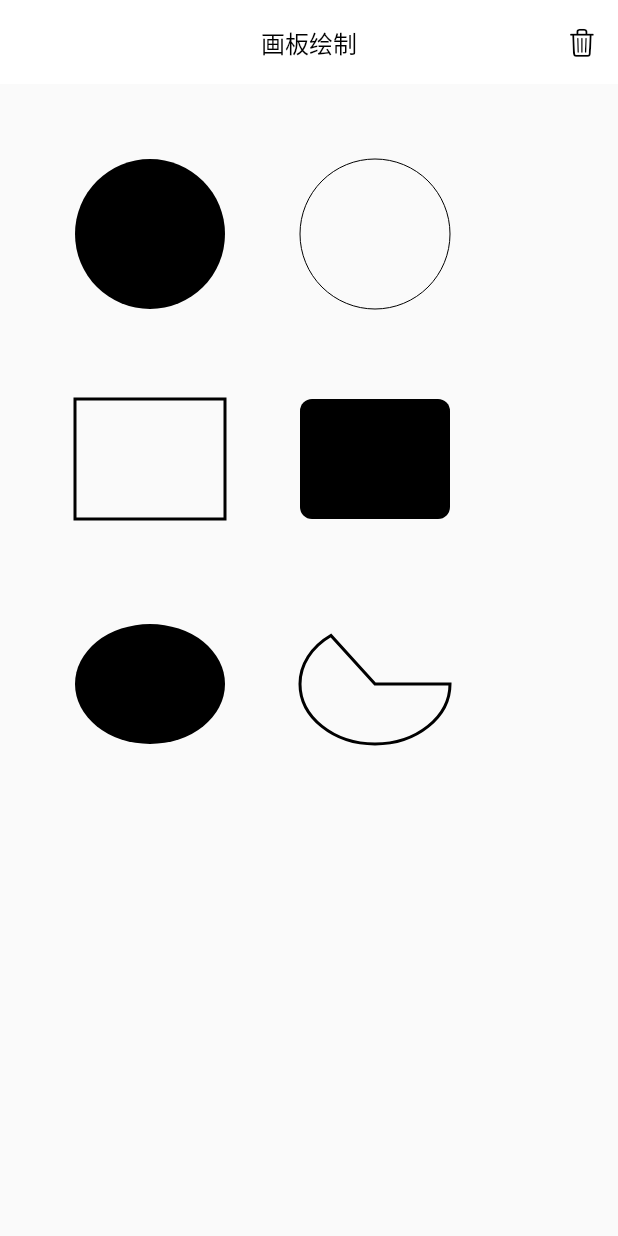
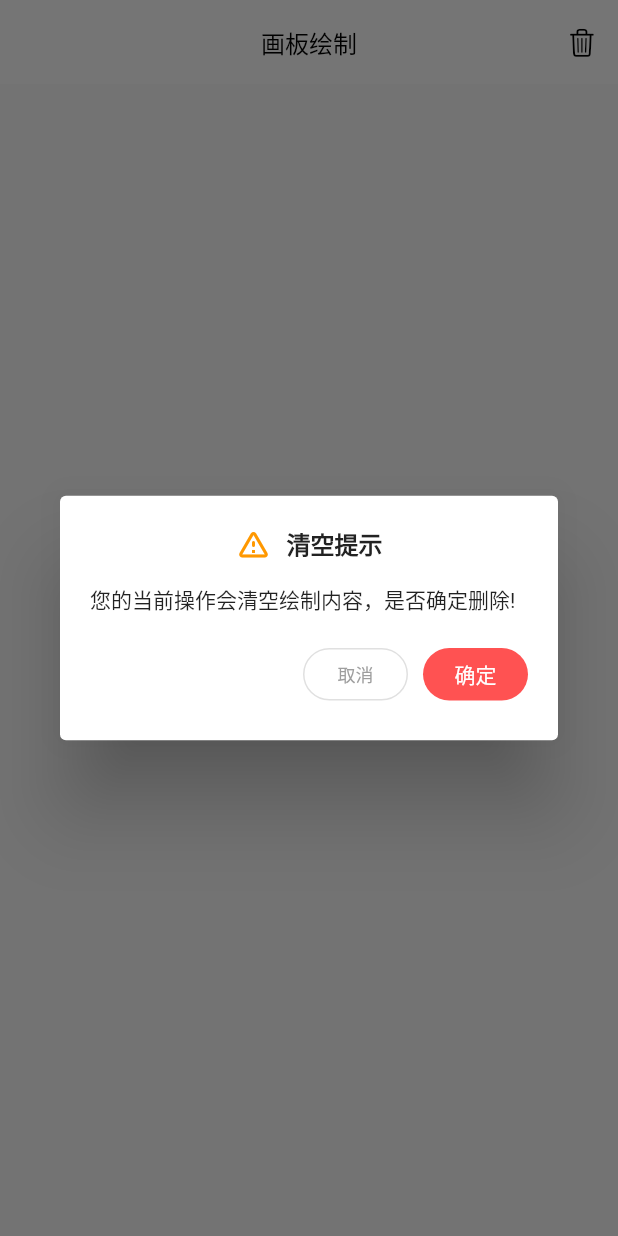
Before and after one commit to toly1994328/flutter_first_station, a Flutter app: the screen it shows after launch, after a tap on an icon or button, on a phone screen of 412 x 824 dp. Run offline on Flutter 3.47's test engine with Material 2 defaults, Android fonts, the phone set to English and light mode, and no system bars; missing offline and left inert: flame_audio.

Commit message:
简单绘制

```diff
--- /dev/null
+++ b/lib/paper/conform_dialog.dart
@@ -0,0 +1,102 @@
+import 'dart:io';
+
+import 'package:flutter/foundation.dart';
+import 'package:flutter/material.dart';
+
+/// create by 张风捷特烈 on 2020-04-23
+/// contact me by email 1981462002@qq.com
+/// 说明:
+
+class ConformDialog extends StatelessWidget {
+  final String title;
+  final String msg;
+  final String conformText;
+  final VoidCallback onConform;
+
+  ConformDialog({
+    Key? key,
+    required this.title,
+    required this.msg,
+    required this.onConform,
+    this.conformText = '删除',
+  }) : super(key: key);
+
+  final ButtonStyle conformStyle = ElevatedButton.styleFrom(
+    backgroundColor: Colors.redAccent,
+    foregroundColor: Colors.white,
+    elevation: 0,
+    minimumSize: const Size(70, 35),
+    padding: EdgeInsets.zero,
+    shape: const StadiumBorder(),
+  );
+
+  final ButtonStyle cancelStyle = OutlinedButton.styleFrom(
+    minimumSize: const Size(70, 35),
+    elevation: 0,
+    padding: EdgeInsets.zero,
+    shape: const StadiumBorder(),
+  );
+
+  @override
+  Widget build(BuildContext context) {
+    return Dialog(
+      child: Padding(
+        padding: const EdgeInsets.all(20.0),
+        child: Column(
+          crossAxisAlignment: CrossAxisAlignment.start,
+          mainAxisSize: MainAxisSize.min,
+          children: <Widget>[
+            _buildTitle(),
+            _buildMessage(),
+            _buildButtons(context),
+          ],
+        ),
+      ),
+    );
+  }
+
+  Widget _buildTitle()=>Row(
+    mainAxisAlignment: MainAxisAlignment.center,
+    children: [
+      const Icon(Icons.warning_amber_rounded, color: Colors.orange),
+      const SizedBox(
+        width: 10,
+      ),
+      Text(
+        title,
+        style: const TextStyle(
+            fontSize: 16, fontWeight: FontWeight.bold),
+      ),
+    ],
+  );
+
+  Widget _buildMessage()=>Padding(
+    padding: const EdgeInsets.only(
+      top: 15,
+      bottom: 15,
+    ),
+    child: Text(
+      msg,
+      style: const TextStyle(fontSize: 14),
+    ),
+  );
+
+  Widget _buildButtons(BuildContext context) => Row(
+        children: [
+          const Spacer(),
+          OutlinedButton(
+              onPressed: Navigator.of(context).pop,
+              style: cancelStyle,
+              child: const Text(
+                '取消',
+                style: TextStyle(fontSize: 12, color: Colors.grey),
+              )),
+          const SizedBox(width: 10),
+          ElevatedButton(
+            onPressed: onConform,
+            style: conformStyle,
+            child: Text(conformText),
+          ),
+        ],
+      );
+}
--- /dev/null
+++ b/lib/paper/model.dart
@@ -0,0 +1,14 @@
+import 'package:flutter/material.dart';
+
+class Line {
+  List<Offset> points;
+  Color color;
+  double strokeWidth;
+
+  Line({
+    required this.points,
+    this.color = Colors.black,
+    this.strokeWidth = 1,
+  });
+
+}
--- a/lib/paper/paper.dart
+++ b/lib/paper/paper.dart
@@ -2,7 +2,9 @@ import 'dart:math';
 import 'dart:ui';
 
 import 'package:flutter/material.dart';
+import 'package:flutter_first_station/paper/conform_dialog.dart';
 
+import 'model.dart';
 import 'paper_app_bar.dart';
 
 class Paper extends StatefulWidget {
@@ -13,76 +15,99 @@ class Paper extends StatefulWidget {
 }
 
 class _PaperState extends State<Paper> {
+  List<Line> _lines = []; // 线列表
+
+  int _activeColorIndex = 0; // 颜色激活索引
+  int _activeStorkWidthIndex = 0; // 线宽激活索引
+
+  // 支持的颜色
+  final List<Color> supportColors = [
+    Colors.black, Colors.red, Colors.orange,
+    Colors.yellow, Colors.green, Colors.blue,
+    Colors.indigo, Colors.purple,
+  ];
+
+  // 支持的线粗
+  final List<double> supportStorkWidths = [1,2, 4, 6, 8, 10];
+
+
   @override
   Widget build(BuildContext context) {
     return Scaffold(
       appBar: PaperAppBar(
-        onClear: _clear,
+        onClear: _showClearDialog,
       ),
-      body: CustomPaint(
-        painter: PaperPainter(),
-        child: ConstrainedBox(constraints: const BoxConstraints.expand()),
+      body: GestureDetector(
+        onPanStart: _onPanStart,
+        onPanUpdate: _onPanUpdate,
+        child: CustomPaint(
+          painter: PaperPainter(
+            lines: _lines
+          ),
+          child: ConstrainedBox(constraints: const BoxConstraints.expand()),
+        ),
       ),
     );
   }
 
-  void _clear() {}
+  void _showClearDialog() {
+    String msg = "您的当前操作会清空绘制内容，是否确定删除!";
+    showDialog(
+        context: context,
+        builder: (ctx) => ConformDialog(
+          title: '清空提示',
+          conformText: '确定',
+          msg: msg,
+          onConform: _clear,
+        ));
+  }
+
+  void _clear(){
+    _lines.clear();
+    Navigator.of(context).pop();
+    setState(() {
+
+    });
+  }
+
+  void _onPanStart(DragStartDetails details) {
+    _lines.add(Line(points: [details.localPosition],));
+  }
+
+  void _onPanUpdate(DragUpdateDetails details) {
+    _lines.last.points.add(details.localPosition);
+    setState(() {
+
+    });
+  }
 }
 
 class PaperPainter extends CustomPainter {
+  PaperPainter({
+    required this.lines,
+  }) {
+    _paint = Paint()
+      ..style = PaintingStyle.stroke
+      ..strokeCap = StrokeCap.round;
+  }
+
+  late Paint _paint;
+  final List<Line> lines;
+
   @override
   void paint(Canvas canvas, Size size) {
-    // List<Offset> points = const [
-    //   Offset(100,100),
-    //   Offset(100,150),
-    //   Offset(150,150),
-    //   Offset(200,100),
-    // ];
-    //
-    // paint.strokeWidth = 10;
-    //
-    // paint.strokeCap = StrokeCap.round;
-    //
-    //
-    // canvas.drawPoints(PointMode.polygon, points , paint);
-    // canvas.translate(0, 150);
-    Paint paint = Paint();
+    for (int i = 0; i < lines.length; i++) {
+      drawLine(canvas, lines[i]);
+    }
+  }
 
-    canvas.drawCircle(Offset(100, 100), 50, paint);
-    paint.style = PaintingStyle.stroke;
-    canvas.drawCircle(Offset(250, 100), 50, paint);
-    canvas.translate(0, 150);
-
-    paint.strokeWidth = 2;
-    Rect rect = Rect.fromCenter(center: Offset(100, 100), width: 100, height: 80);
-    canvas.drawRect(rect, paint);
-    paint.style = PaintingStyle.fill;
-    RRect rrect = RRect.fromRectXY(rect.translate(150, 0), 8, 8);
-    canvas.drawRRect(rrect, paint);
-
-    canvas.translate(0, 150);
-    paint.strokeWidth = 2;
-    Rect overRect = Rect.fromCenter(center: Offset(100, 100), width: 100, height: 80);
-    canvas.drawOval(overRect, paint);
-    paint.style = PaintingStyle.stroke;
-    canvas.drawArc(overRect.translate(150, 0), 0, pi*1.3,true,paint);
-    // RRect rrect = RRect.fromRectXY(rect.translate(150, 0), 8, 8);
-    // canvas.drawRRect(rrect, paint);
-
-
-    // paint.style = PaintingStyle.stroke;
-    // canvas.drawCircle(Offset(250, 100), 50, paint);
-
-    // paint.color = Colors.red;
-    // paint.style = PaintingStyle.stroke;
-    // paint.strokeJoin = StrokeJoin.round;
-    // canvas.drawPoints(PointMode.polygon, points , paint);
-    // canvas.translate(0, 150);
-    //
-    // paint.color = Colors.blue;
-    // canvas.drawPoints(PointMode.polygon, points , paint);
+  ///根据点位绘制线
+  void drawLine(Canvas canvas, Line line) {
+    _paint.color = line.color;
+    _paint.strokeWidth = line.strokeWidth;
+    canvas.drawPoints(PointMode.polygon, line.points, _paint);
   }
 
   @override
-  bool shouldRepaint(covariant CustomPainter oldDelegate) => true;
+  bool shouldRepaint(CustomPainter oldDelegate) => true;
 }
```
